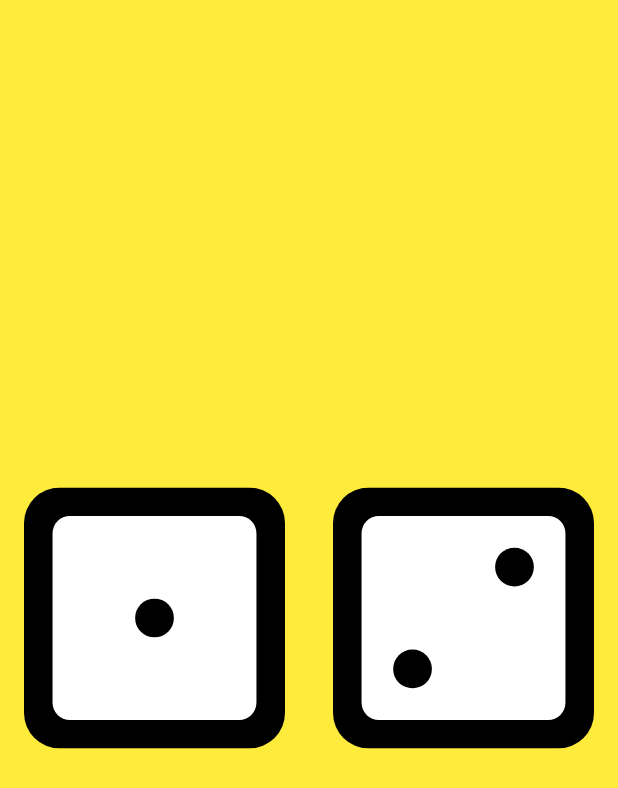
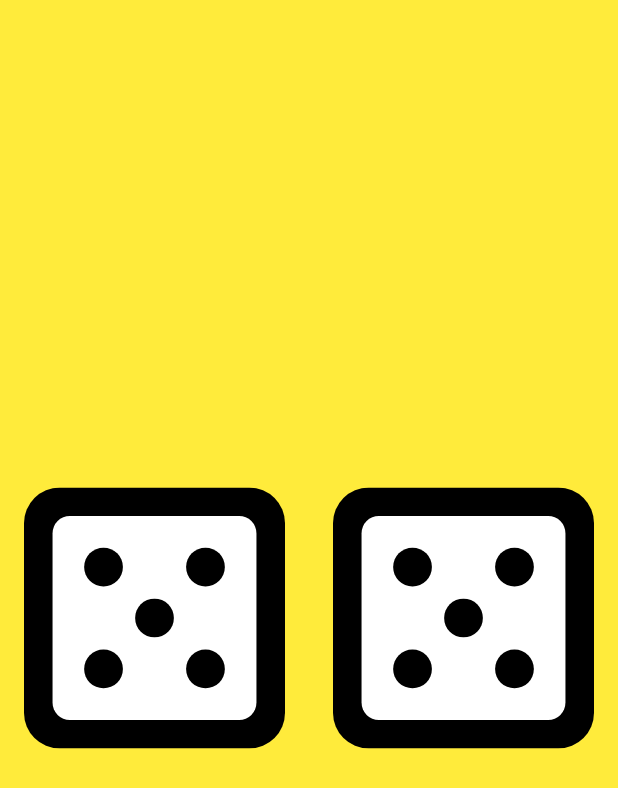
Before and after one commit to fnetgit/dices-app, a Flutter app: the screen it shows after launch, on a phone screen of 412 x 824 dp. Shown: the top 788 px of the screen. Run offline on Flutter 3.47's test engine with Material 3 defaults, Android fonts, the phone set to English and light mode, and no system bars; our stand-ins replace flutter_svg.

Commit message:
feat: implement dice rolling functionality and update DiceButton to handle taps

```diff
--- a/lib/dice_page.dart
+++ b/lib/dice_page.dart
@@ -1,5 +1,7 @@
 import 'package:flutter/material.dart';
 import 'package:flutter_svg/flutter_svg.dart';
+
+import 'dart:math';
 
 class DicePage extends StatefulWidget {
   const DicePage({super.key});
@@ -9,6 +11,21 @@ class DicePage extends StatefulWidget {
 }
 
 class _DicePageState extends State<DicePage> {
+  int leftDiceNumber = Random().nextInt(6) + 1;
+  int rightDiceNumber = Random().nextInt(6) + 1;
+
+  void rollLeftDice() {
+    setState(() {
+      leftDiceNumber = Random().nextInt(6) + 1;
+    });
+  }
+
+  void rollRightDice() {
+    setState(() {
+      rightDiceNumber = Random().nextInt(6) + 1;
+    });
+  }
+
   @override
   Widget build(BuildContext context) {
     return Scaffold(
@@ -17,7 +34,10 @@ class _DicePageState extends State<DicePage> {
         child: ConstrainedBox(
           constraints: BoxConstraints(maxWidth: 500),
           child: Row(
-            children: [DiceButton(diceNumber: 1), DiceButton(diceNumber: 2)],
+            children: [
+              DiceButton(diceNumber: leftDiceNumber, onTap: rollLeftDice),
+              DiceButton(diceNumber: rightDiceNumber, onTap: rollRightDice),
+            ],
           ),
         ),
       ),
@@ -27,15 +47,18 @@ class _DicePageState extends State<DicePage> {
 
 class DiceButton extends StatelessWidget {
   final int diceNumber;
-
-  const DiceButton({super.key, required this.diceNumber});
+  final VoidCallback onTap;
+  const DiceButton({super.key, required this.diceNumber, required this.onTap});
 
   @override
   Widget build(BuildContext context) {
     return Expanded(
       child: Padding(
         padding: const EdgeInsets.all(16.0),
-        child: SvgPicture.asset('assets/images/dice$diceNumber.svg'),
+        child: InkWell(
+          onTap: onTap,
+          child: SvgPicture.asset('assets/images/dice$diceNumber.svg'),
+        ),
       ),
     );
   }
```
